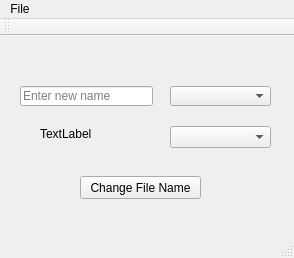
Old version of the form FileNamer/mainwindow.ui in the repository bluejellybean/FileNamer.
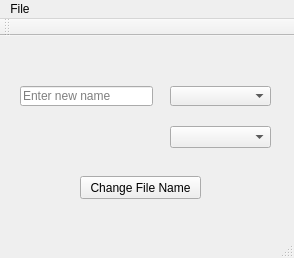
New version of the form.

Commit message: Deleted the label

Diff of the .ui file:
```diff
--- a/FileNamer/mainwindow.ui
+++ b/FileNamer/mainwindow.ui
@@ -62,19 +62,6 @@
      </rect>
     </property>
    </widget>
-   <widget class="QLabel" name="label">
-    <property name="geometry">
-     <rect>
-      <x>40</x>
-      <y>90</y>
-      <width>71</width>
-      <height>16</height>
-     </rect>
-    </property>
-    <property name="text">
-     <string>TextLabel</string>
-    </property>
-   </widget>
    <widget class="QComboBox" name="comboBox_2">
     <property name="geometry">
      <rect>
```
The commit also changes 1 other file.
